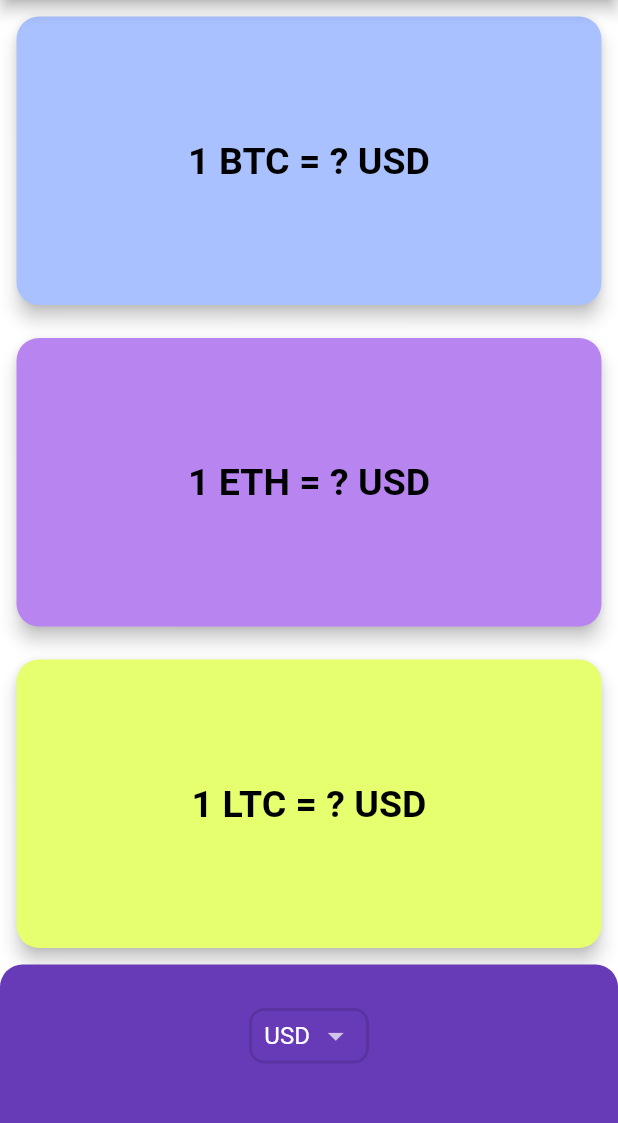
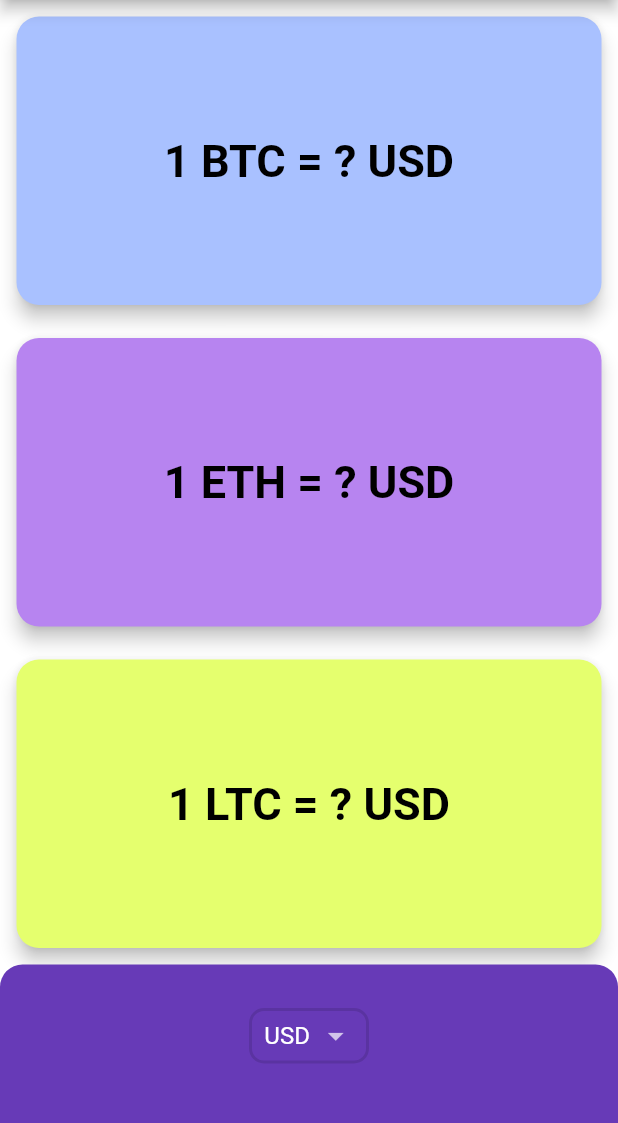
Before and after one commit to samuelthapamagar/crypto_rates, a Flutter app: the screen it shows after launch, on a phone screen of 412 x 824 dp, the part 84-1207 px from its top. Run offline on Flutter 3.47's test engine with Material 2 defaults, Android fonts, the phone set to English and light mode, and no system bars; network calls fail.

Commit message:
added screenshot

```diff
--- a/lib/price_screen.dart
+++ b/lib/price_screen.dart
@@ -160,7 +160,7 @@ class CryptoCard extends StatelessWidget {
                 '1 $cryptoCurrency = $coinValue ${selectedCurrency!}',
                 textAlign: TextAlign.center,
                 style: const TextStyle(
-                  fontSize: 25.0,
+                  fontSize: 30.0,
                   color: Colors.black,
                   fontWeight: FontWeight.bold,
                 ),
```
Also changed, not shown: 3 other files.
